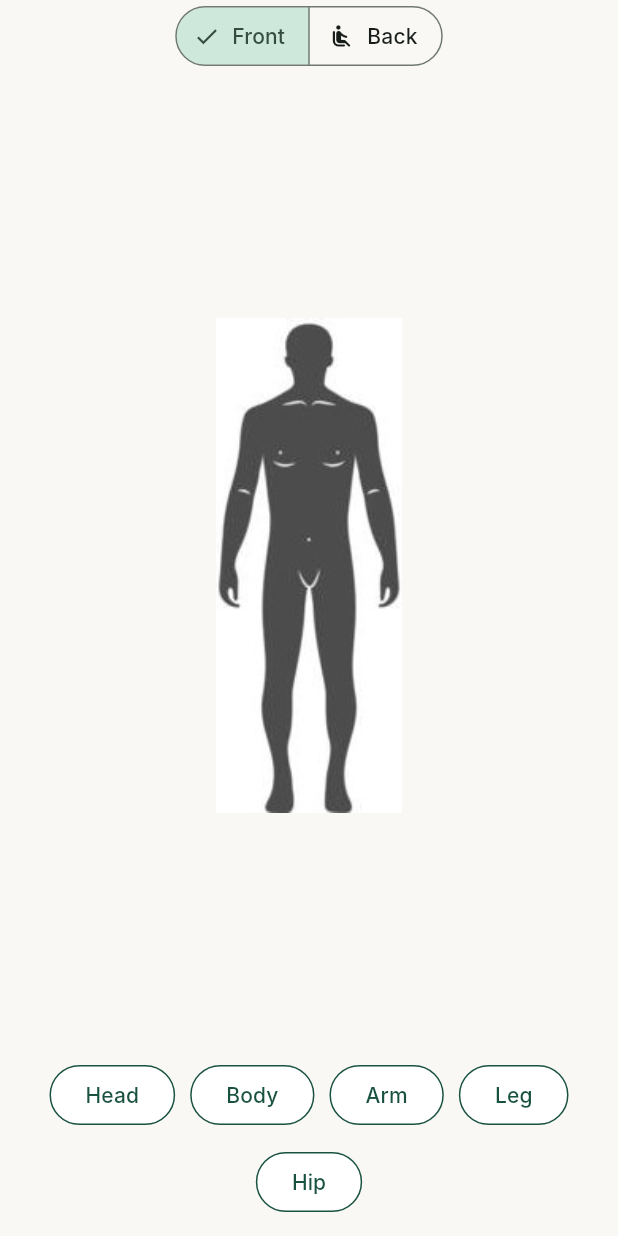
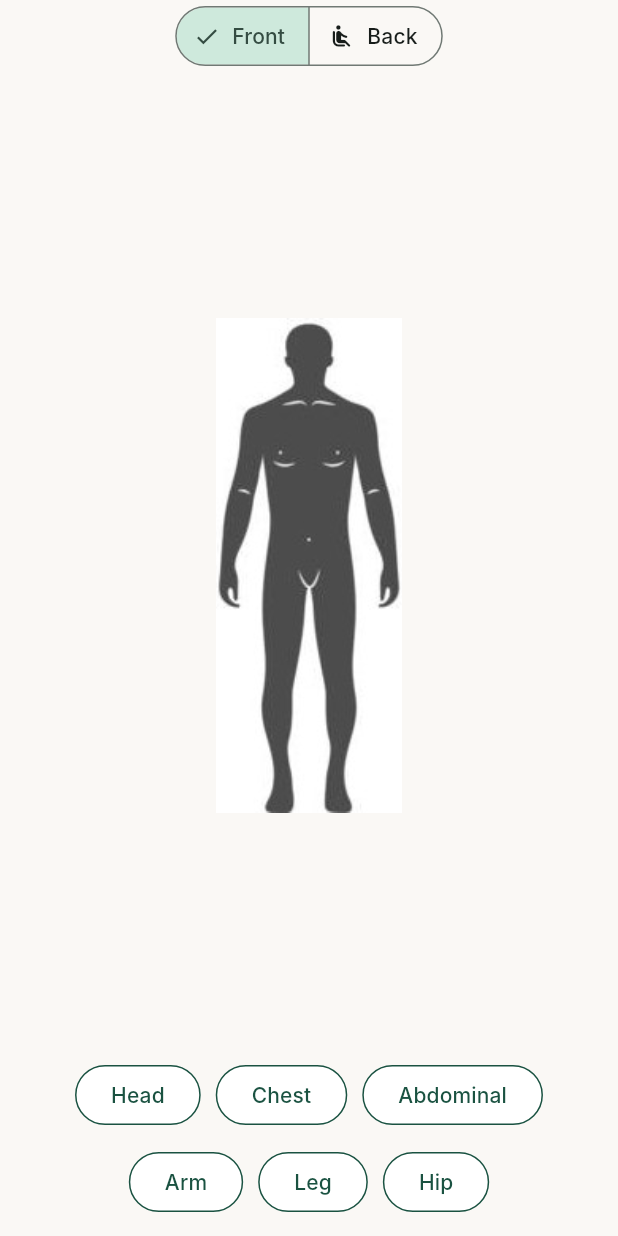
Before and after one commit to KimsongKen/Technology-Innovation-Research-and-Project, a Flutter app: the InteractiveBodyWidget widget shown alone on an empty page, opened directly with empty values, on a phone screen of 412 x 824 dp. Run offline on Flutter 3.47's test engine with Material 3 defaults, Android fonts, the phone set to English and light mode, and no system bars; missing offline and left inert: app_settings, record; Roboto replaces fonts that are missing (Inter).

Commit message:
body_upadte

```diff
--- a/saca_app_flutter/lib/widgets/body_part.dart
+++ b/saca_app_flutter/lib/widgets/body_part.dart
@@ -42,7 +42,8 @@ class _InteractiveBodyWidgetState extends State<InteractiveBodyWidget> {
         .where(
           (String part) =>
               part == 'Head' ||
-              part == 'Body' ||
+              part == 'Chest' ||
+              part == 'Abdominal' ||
               part == 'Arm' ||
               part == 'Leg' ||
               part == 'Back' ||
@@ -63,7 +64,8 @@ class _InteractiveBodyWidgetState extends State<InteractiveBodyWidget> {
         ..addAll(
           <String>[
             'Head',
-            'Body',
+            'Chest',
+            'Abdominal',
             'Arm',
             'Leg',
             'Back',
@@ -169,8 +171,9 @@ class _InteractiveBodyWidgetState extends State<InteractiveBodyWidget> {
 
     return const <_BodyZone>[
       _BodyZone('Head', Rect.fromLTWH(0.44, 0.04, 0.12, 0.13)),
-      _BodyZone('Body', Rect.fromLTWH(0.41, 0.20, 0.18, 0.34)),
-      _BodyZone('Hip', Rect.fromLTWH(0.42, 0.48, 0.18, 0.16)),
+      _BodyZone('Chest', Rect.fromLTWH(0.41, 0.20, 0.18, 0.17)),
+      _BodyZone('Abdominal', Rect.fromLTWH(0.41, 0.35, 0.18, 0.11)),
+      _BodyZone('Hip', Rect.fromLTWH(0.41, 0.39, 0.18, 0.12)),
       _BodyZone('Arm', Rect.fromLTWH(0.32, 0.25, 0.07, 0.25)),
       _BodyZone('Arm', Rect.fromLTWH(0.29, 0.47, 0.07, 0.18)),
       _BodyZone('Arm', Rect.fromLTWH(0.61, 0.25, 0.07, 0.25)),
@@ -183,7 +186,7 @@ class _InteractiveBodyWidgetState extends State<InteractiveBodyWidget> {
   Widget _buildPartButtons() {
     final List<String> parts = _view == _BodyView.back
         ? const <String>['Head', 'Back', 'Arm', 'Leg', 'Hip']
-        : const <String>['Head', 'Body', 'Arm', 'Leg', 'Hip'];
+        : const <String>['Head', 'Chest', 'Abdominal', 'Arm', 'Leg', 'Hip'];
 
     return Padding(
       padding: const EdgeInsets.symmetric(horizontal: 12),
@@ -238,13 +241,18 @@ class _InteractiveBodyWidgetState extends State<InteractiveBodyWidget> {
               box: Rect.fromLTWH(0.02, 0.06, 0.22, 0.08),
             ),
             _BodyCallout(
-              label: 'Body',
-              anchor: Offset(0.50, 0.36),
-              box: Rect.fromLTWH(0.76, 0.32, 0.22, 0.08),
+              label: 'Chest',
+              anchor: Offset(0.50, 0.26),
+              box: Rect.fromLTWH(0.76, 0.24, 0.22, 0.08),
+            ),
+            _BodyCallout(
+              label: 'Abdominal',
+              anchor: Offset(0.50, 0.42),
+              box: Rect.fromLTWH(0.76, 0.44, 0.22, 0.08),
             ),
             _BodyCallout(
               label: 'Hip',
-              anchor: Offset(0.50, 0.50),
+              anchor: Offset(0.50, 0.47),
               box: Rect.fromLTWH(0.02, 0.54, 0.22, 0.08),
             ),
             _BodyCallout(
@@ -269,7 +277,7 @@ class _InteractiveBodyWidgetState extends State<InteractiveBodyWidget> {
             _BodyCallout(
               label: 'Hip',
               anchor: Offset(0.50, 0.48),
-              box: Rect.fromLTWH(0.02, 0.56, 0.22, 0.08),
+              box: Rect.fromLTWH(0.76, 0.42, 0.22, 0.08),
             ),
             _BodyCallout(
               label: 'Head',
```
